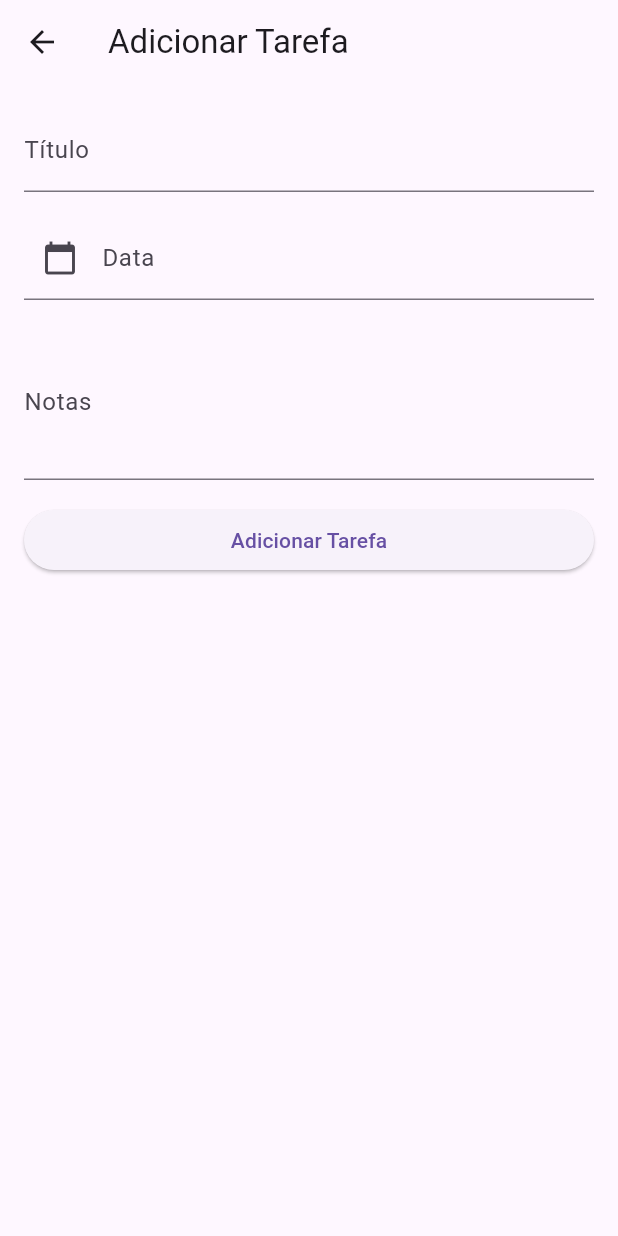
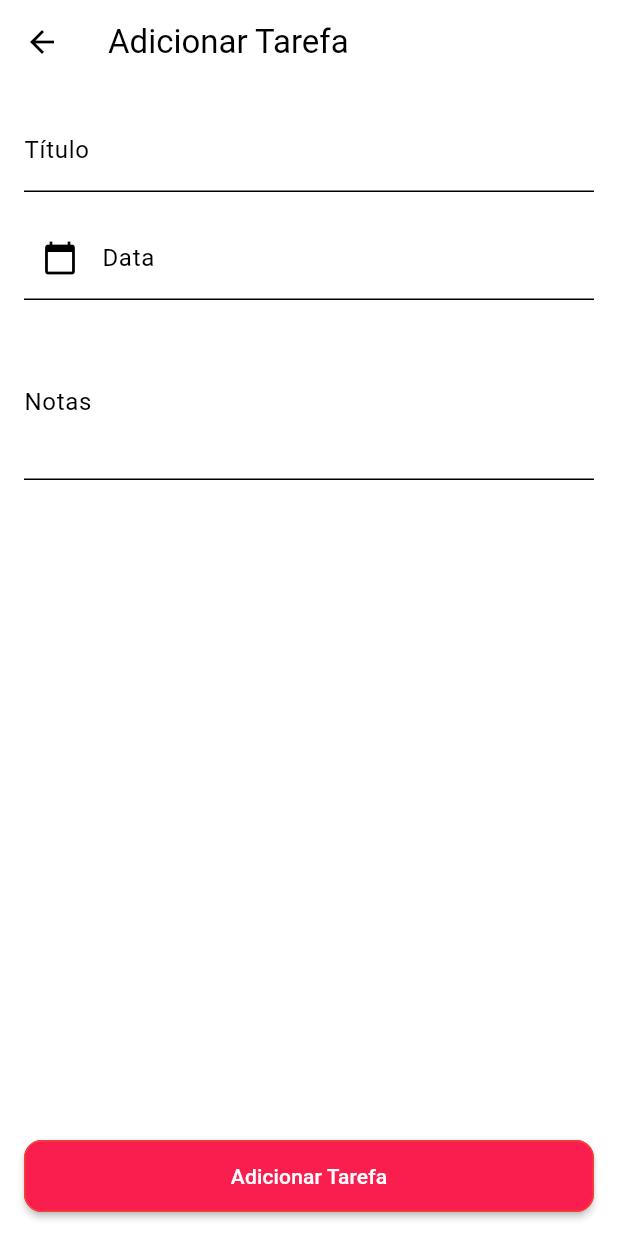
Before and after one commit to herverson/todo_app_desafio, a Flutter app: the screen it shows after launch, after a tap on the "add" icon, on a phone screen of 412 x 824 dp. Run offline on Flutter 3.47's test engine with Material 3 defaults, Android fonts, the phone set to English and light mode, and no system bars; our stand-ins replace flutter_bloc, shared_preferences.

Commit message:
add colors primary

```diff
--- a/lib/main.dart
+++ b/lib/main.dart
@@ -17,7 +17,9 @@ class MyApp extends StatelessWidget {
     return MaterialApp(
       title: 'Todo List Desafio',
       theme: ThemeData(
-        primarySwatch: Colors.red,
+        colorScheme: const ColorScheme.light(
+          primary: Color.fromRGBO(250, 30, 78, 1),
+        ),
       ),
       home: MultiBlocProvider(
         providers: [
--- a/lib/pages/task_list_page.dart
+++ b/lib/pages/task_list_page.dart
@@ -32,6 +32,7 @@ class _TaskListPageState extends State<TaskListPage> {
           final cubit = BlocProvider.of<TaskCubit>(context);
           return ListView.builder(
             itemCount: tasks.length,
+            padding: const EdgeInsets.all(6),
             itemBuilder: (context, index) {
               final task = tasks[index];
               return Dismissible(
@@ -184,6 +185,7 @@ class _TaskListPageState extends State<TaskListPage> {
           );
         },
       ),
+      floatingActionButtonLocation: FloatingActionButtonLocation.centerFloat,
       floatingActionButton: FloatingActionButton(
         onPressed: () {
           final taskCubit = BlocProvider.of<TaskCubit>(context);
--- a/lib/pages/task_page.dart
+++ b/lib/pages/task_page.dart
@@ -65,10 +65,19 @@ class TaskPage extends StatelessWidget {
                 decoration: const InputDecoration(labelText: 'Notas'),
               ),
               const SizedBox(height: 16.0),
-              ElevatedButton(
+              const Expanded(
+                child: SizedBox(),
+              ),
+              MaterialButton(
                 onPressed: () {
                   _saveTask(context, taskCubit);
                 },
+                shape: RoundedRectangleBorder(
+                    side: const BorderSide(color: Colors.red),
+                    borderRadius: BorderRadius.circular(12)),
+                color: const Color.fromRGBO(250, 30, 78, 1),
+                textColor: Colors.white,
+                padding: const EdgeInsets.all(14.0),
                 child: Text(
                     task != null ? 'Salvar Alterações' : 'Adicionar Tarefa'),
               ),
```
